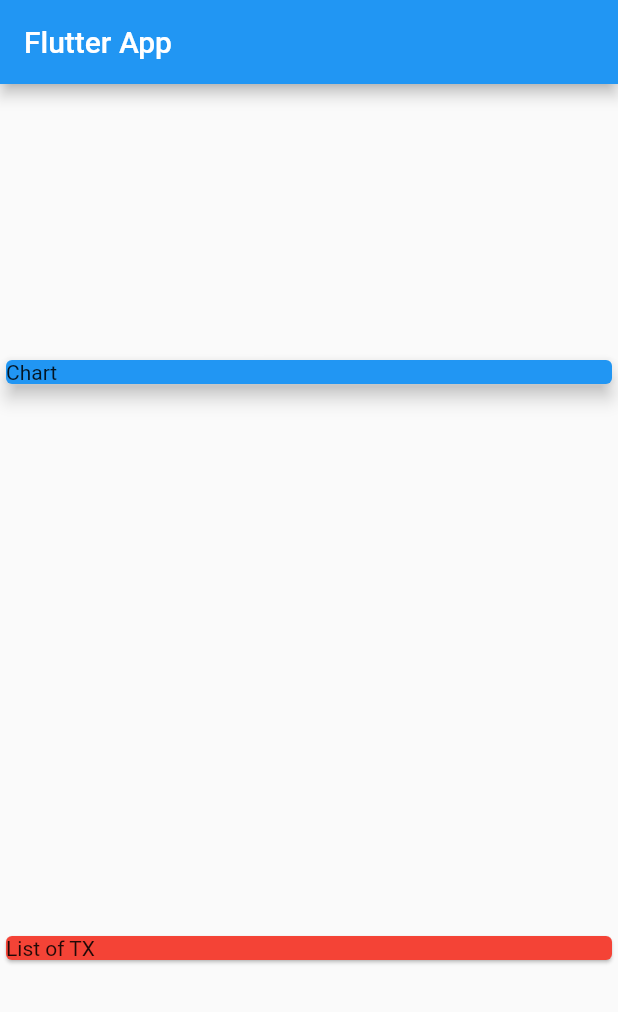
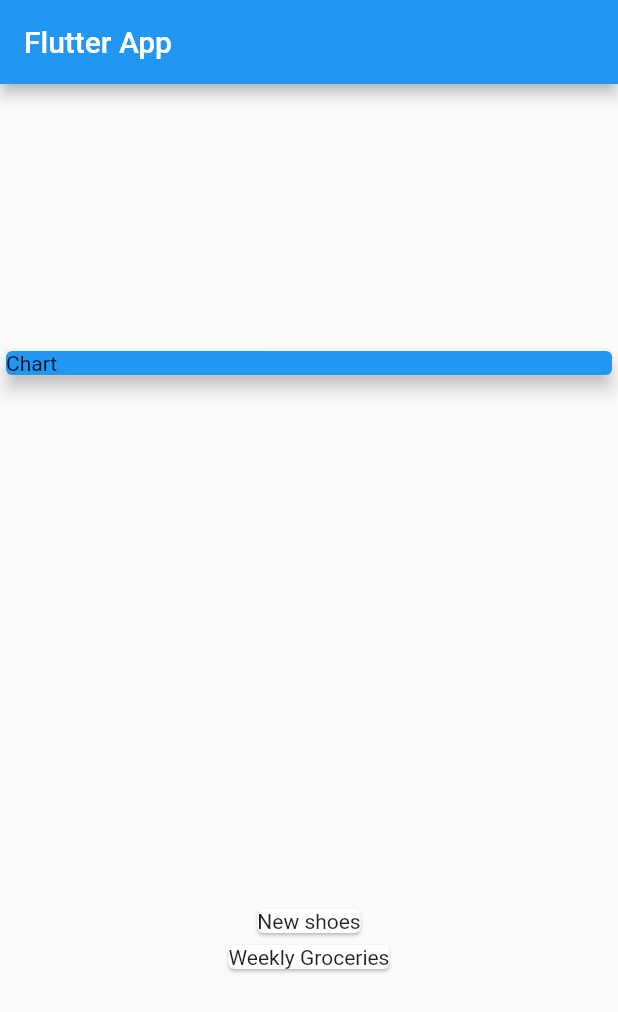
Before and after one commit to kguertin/learn_flutter, a Flutter app: the screen it shows after launch, on a phone screen of 412 x 824 dp. Shown: the top 1012 px of the screen. Run offline on Flutter 3.47's test engine with Material 2 defaults, Android fonts, the light colour scheme and no system bars.

Commit message:
mapping data to widgets

```diff
--- a/expense_app/lib/main.dart
+++ b/expense_app/lib/main.dart
@@ -1,5 +1,6 @@
 import 'package:flutter/material.dart';
 
+import './transaction.dart';
 void main() => runApp(MyApp());
 
 class MyApp extends StatelessWidget {
@@ -13,6 +14,11 @@
 }
 
 class MyHomePage extends StatelessWidget {
+  final List<Transaction> transactions = [
+    Transaction(id: 't1', title: 'New shoes', amount: 69.99, date: DateTime.now()),
+    Transaction(id: 't2', title: 'Weekly Groceries', amount: 16.54, date: DateTime.now())
+  ];
+
   @override
   Widget build(BuildContext context) {
     return Scaffold(
@@ -31,10 +37,9 @@
               elevation: 5,
             ),
           ),
-          Card(
-            child: Text("List of TX"),
-            color: Colors.red,
-          ),
+         Column(children: transactions.map((tx){
+           return Card(child: Text(tx.title),);
+         }).toList(),),
         ],
       ),
     );
--- /dev/null
+++ b/expense_app/lib/transaction.dart
@@ -0,0 +1,15 @@
+import 'package:flutter/foundation.dart';
+
+class Transaction {
+  final String id;
+  final String title;
+  final double amount;
+  final DateTime date;
+
+  Transaction({
+    @required this.id,
+    @required this.title,
+    @required this.amount,
+    @required this.date
+  });
+}
--- a/expense_app/pubspec.yaml
+++ b/expense_app/pubspec.yaml
@@ -18,7 +18,7 @@
 version: 1.0.0+1
 
 environment:
-  sdk: ">=2.12.0 <3.0.0"
+  sdk: ">=2.11.0 <3.0.0"
 
 dependencies:
   flutter:
```
